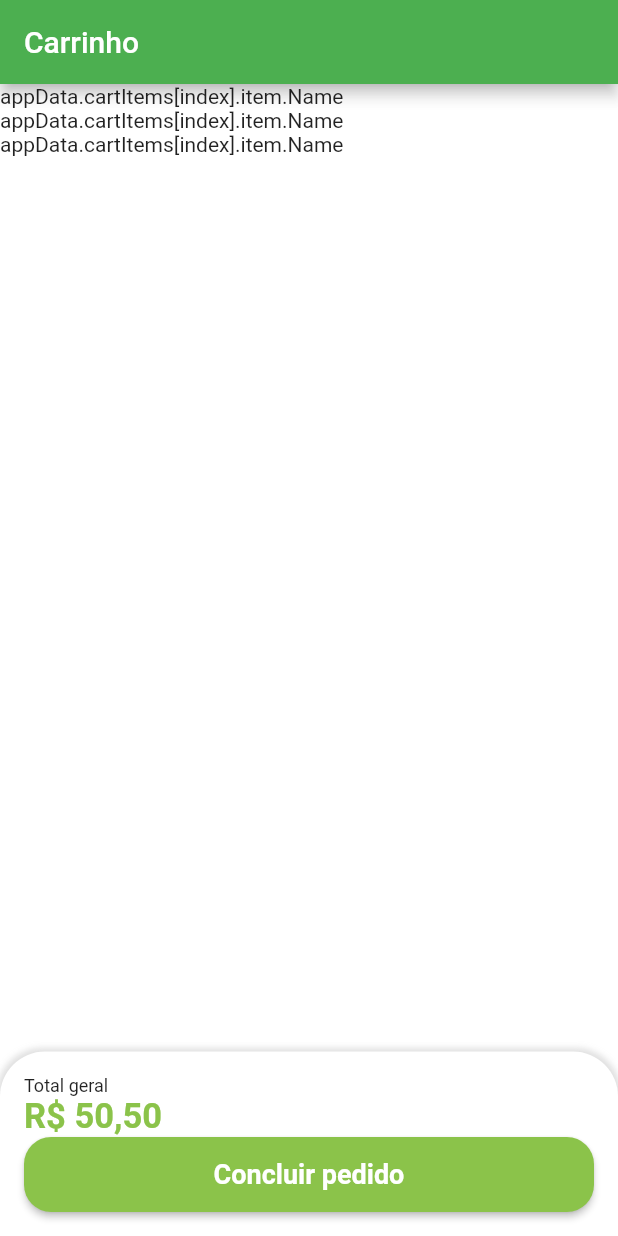
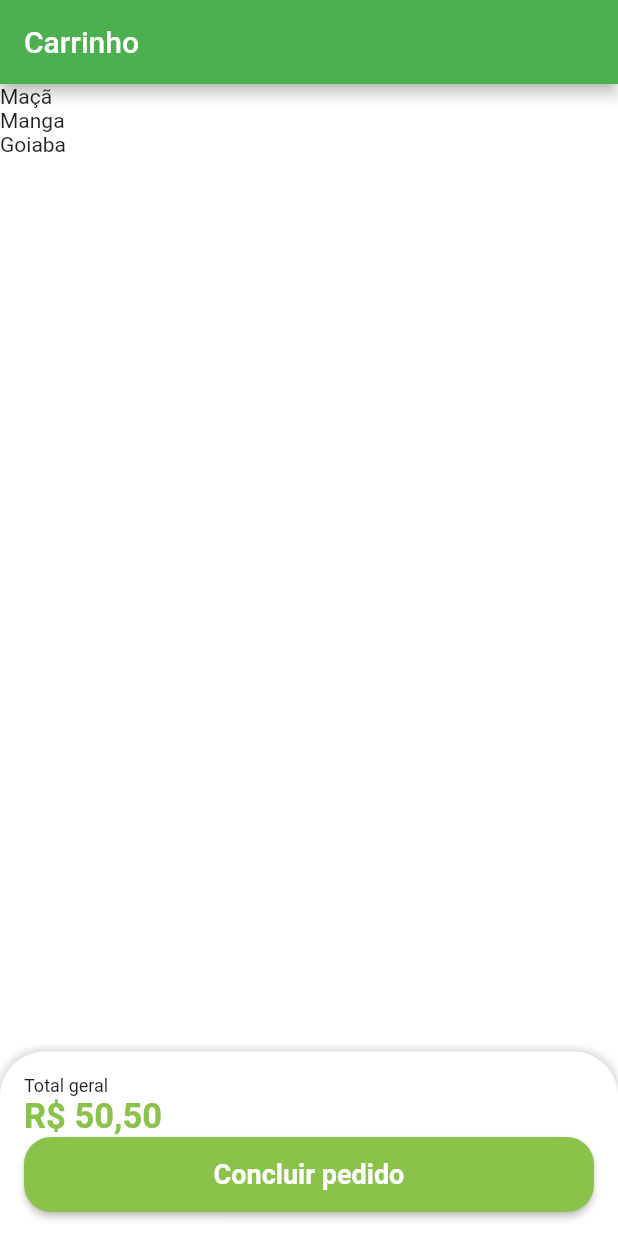
Before and after one commit to Jo-Schorr/Food_Store_Flutter, a Flutter app: the CartTab screen opened directly, on a phone screen of 412 x 824 dp. Run offline on Flutter 3.47's test engine with Material 2 defaults, Android fonts, the phone set to English and light mode, and no system bars; our stand-ins replace animated_text_kit, mask_text_input_formatter.

Commit message:
add: List view items

```diff
--- a/lib/src/pages/cart/cart_tab.dart
+++ b/lib/src/pages/cart/cart_tab.dart
@@ -1,6 +1,7 @@
 import 'package:flutter/material.dart';
 import 'package:greengrocer/src/config/custom_colors.dart';
 import 'package:greengrocer/src/utils_services.dart';
+// ignore: library_prefixes
 import 'package:greengrocer/src/config/app_data.dart' as appData;
 
 class CartTab extends StatelessWidget {
@@ -20,7 +21,7 @@ class CartTab extends StatelessWidget {
             child: ListView.builder(
               itemCount: appData.cartItems.length,
               itemBuilder: (_, index) {
-                return const Text('appData.cartItems[index].item.Name');
+                return Text(appData.cartItems[index].item.itemName);
               },
             ),
           ),
```
